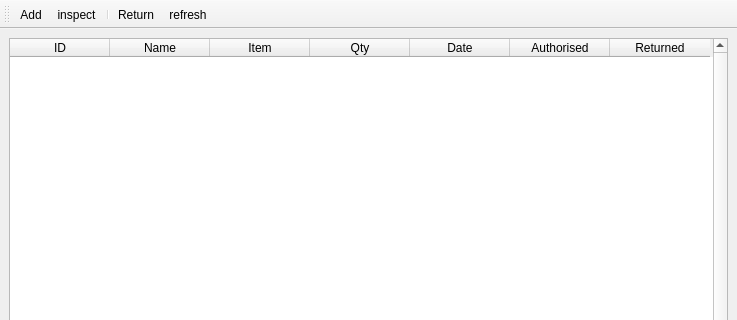
This is mainwindow.ui in an-owl/storeman as Qt 5 draws it before an edit; both pictures show x 0 to 737 and y 0 to 320 of the 737 by 536 pixel window. The edited form follows.
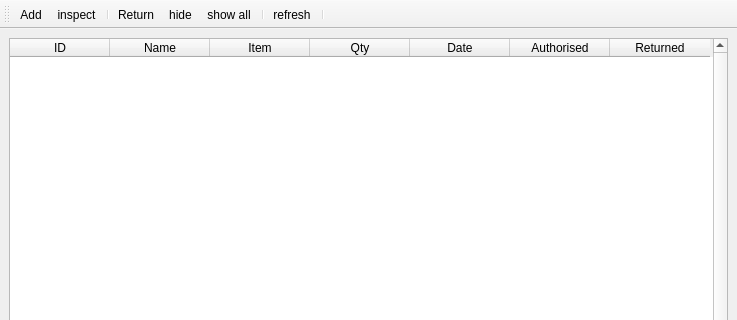
This is the edited form.

Commit message: added hide showhidden actions

What changed in the file:
```diff
--- a/mainwindow.ui
+++ b/mainwindow.ui
@@ -105,7 +105,11 @@
    <addaction name="actioninspect"/>
    <addaction name="separator"/>
    <addaction name="actionReturn"/>
+   <addaction name="actionhide"/>
+   <addaction name="actionshow_all"/>
+   <addaction name="separator"/>
    <addaction name="actionrefresh"/>
+   <addaction name="separator"/>
   </widget>
   <action name="actionAdd">
    <property name="text">
@@ -148,6 +152,28 @@
     <string>F5</string>
    </property>
   </action>
+  <action name="actionhide">
+   <property name="checkable">
+    <bool>true</bool>
+   </property>
+   <property name="text">
+    <string>hide</string>
+   </property>
+   <property name="toolTip">
+    <string>show or hide record</string>
+   </property>
+  </action>
+  <action name="actionshow_all">
+   <property name="checkable">
+    <bool>true</bool>
+   </property>
+   <property name="text">
+    <string>show all</string>
+   </property>
+   <property name="toolTip">
+    <string>shows/hides records that are hidden</string>
+   </property>
+  </action>
  </widget>
  <resources/>
  <connections/>
```
